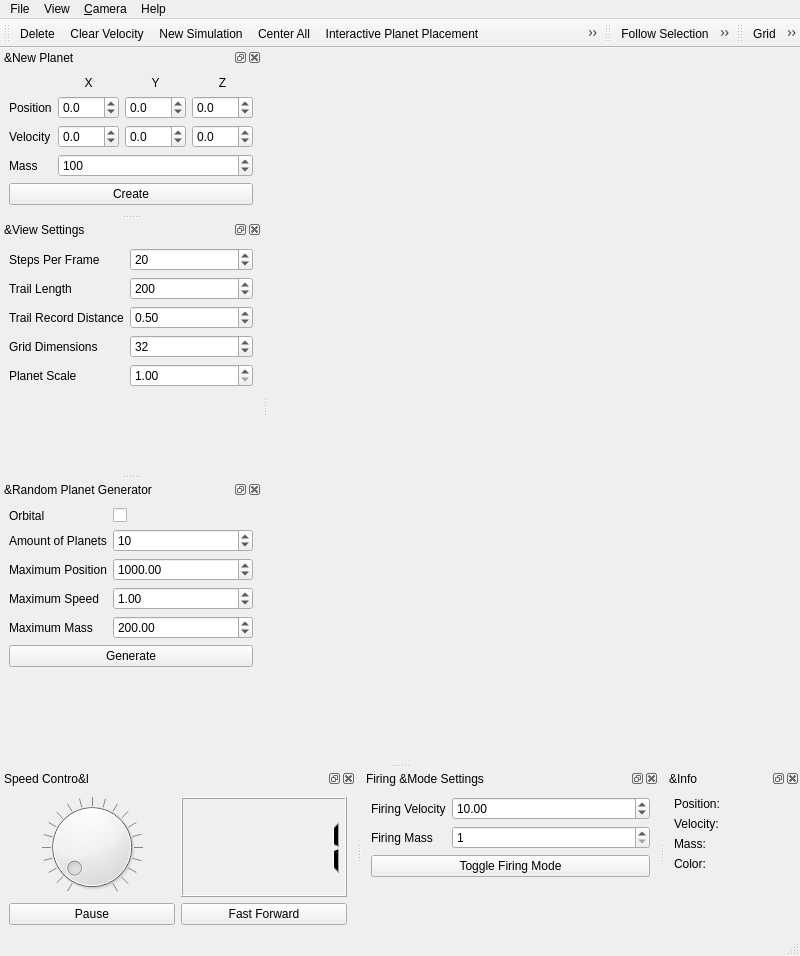
The window that qt/forms/mainwindow.ui (chipgw/planets-3d) describes before a commit, drawn with Qt 5.
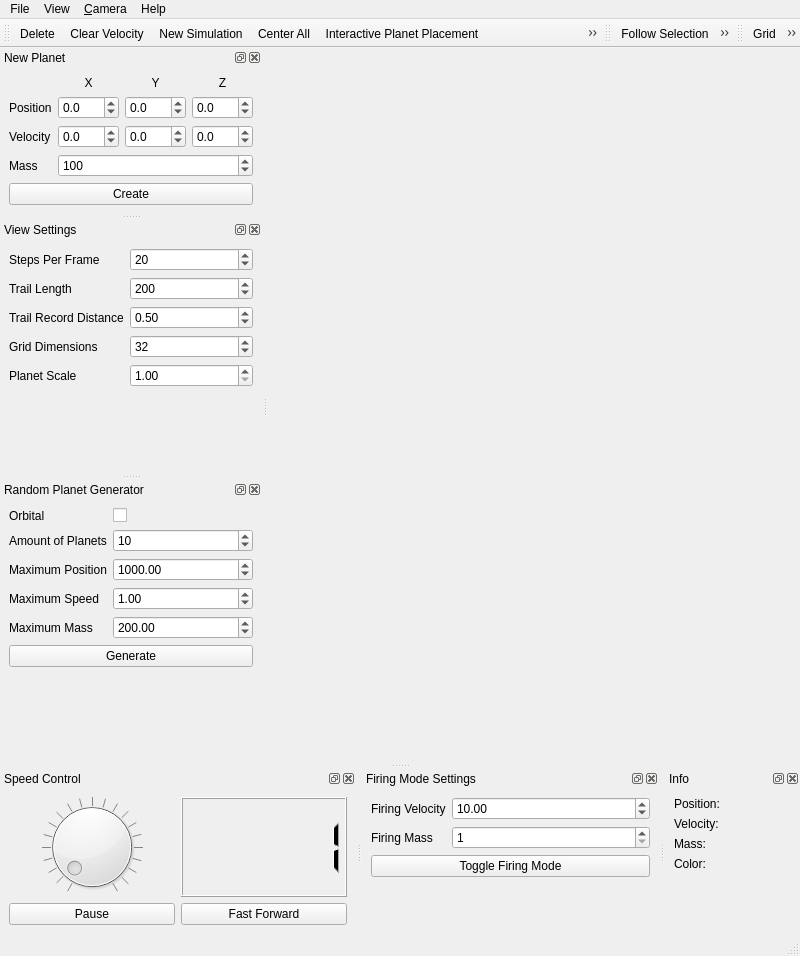
The same window after the commit. Icons and pictures are not drawn. Custom widgets are drawn as their Qt base class.

Commit message:
Qt: fixed ampersand in dockwidgets titles.
(Qt Creator added them on Linux, where they were fine, but they show on
Windows. for some reason...)

Patch:
```diff
--- a/qt/forms/mainwindow.ui
+++ b/qt/forms/mainwindow.ui
@@ -83,7 +83,7 @@
   <widget class="QStatusBar" name="statusbar"/>
   <widget class="QDockWidget" name="newPlanet_DockWidget">
    <property name="windowTitle">
-    <string>&amp;New Planet</string>
+    <string>New Planet</string>
    </property>
    <attribute name="dockWidgetArea">
     <number>1</number>
@@ -281,7 +281,7 @@
   </widget>
   <widget class="QDockWidget" name="speedControl_DockWidget">
    <property name="windowTitle">
-    <string>Speed Contro&amp;l</string>
+    <string>Speed Control</string>
    </property>
    <attribute name="dockWidgetArea">
     <number>8</number>
@@ -365,7 +365,7 @@
   </widget>
   <widget class="QDockWidget" name="viewSettings_DockWidget">
    <property name="windowTitle">
-    <string>&amp;View Settings</string>
+    <string>View Settings</string>
    </property>
    <attribute name="dockWidgetArea">
     <number>1</number>
@@ -483,7 +483,7 @@
   </widget>
   <widget class="QDockWidget" name="firingSettings_DockWidget">
    <property name="windowTitle">
-    <string>Firing &amp;Mode Settings</string>
+    <string>Firing Mode Settings</string>
    </property>
    <attribute name="dockWidgetArea">
     <number>8</number>
@@ -542,7 +542,7 @@
   </widget>
   <widget class="QDockWidget" name="randomSettings_DockWidget">
    <property name="windowTitle">
-    <string>&amp;Random Planet Generator</string>
+    <string>Random Planet Generator</string>
    </property>
    <attribute name="dockWidgetArea">
     <number>1</number>
@@ -689,7 +689,7 @@
   </widget>
   <widget class="QDockWidget" name="info_DockWidget">
    <property name="windowTitle">
-    <string>&amp;Info</string>
+    <string>Info</string>
    </property>
    <attribute name="dockWidgetArea">
     <number>8</number>
```
Left out of the diff: 2 changed lines with no effect on the pictures.
